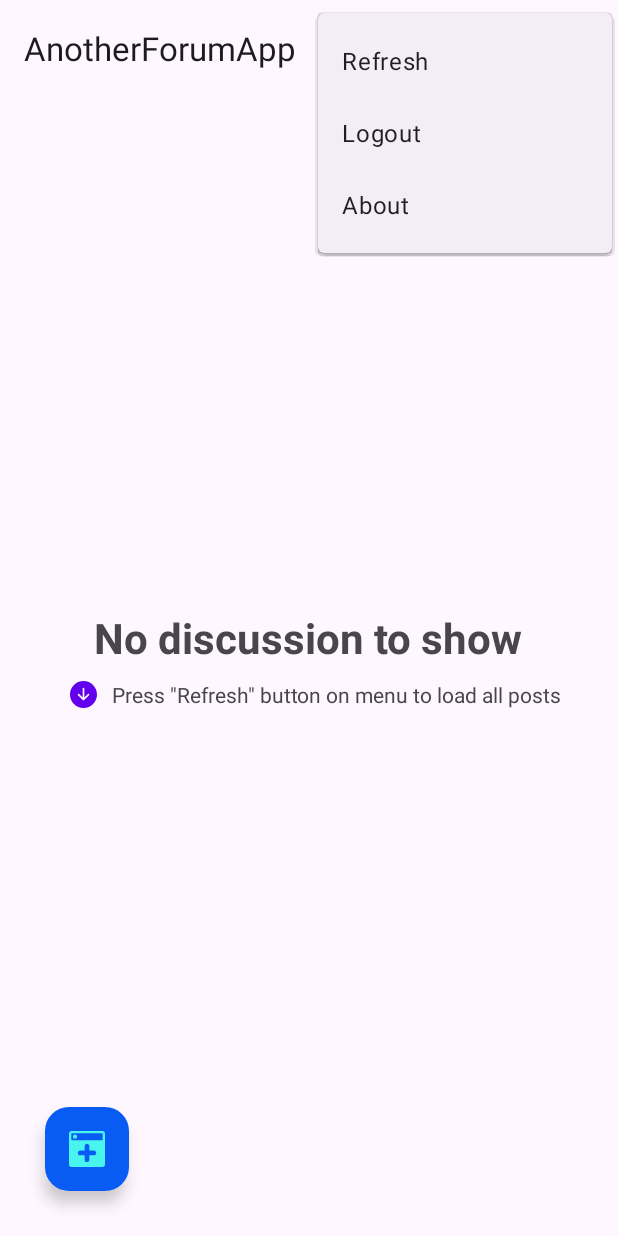
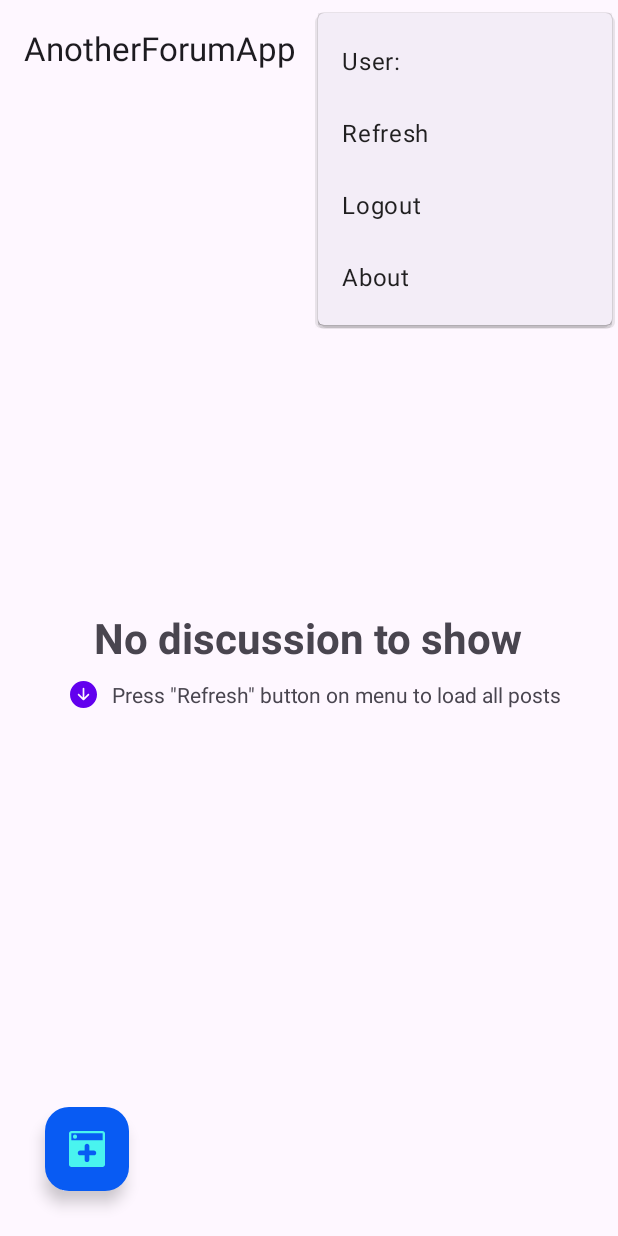
Before and after one commit to leodev8821/AFApp, an Android app: the PostsActivity screen opened directly, with no data from a screen before it, with the options menu open, on a phone screen of 412 x 824 dp. Run offline under Robolectric (Android 15) with nearby library versions, the phone set to English and light mode, and no system bars.

Commit message:
Minor fixes

```diff
--- a/app/src/main/java/com/example/afapp/activities/PostsActivity.kt
+++ b/app/src/main/java/com/example/afapp/activities/PostsActivity.kt
@@ -81,7 +81,7 @@ class PostsActivity : AppCompatActivity() {
         loggedEmail = session.getUserLoginEmail().toString()
 
         postList = postDAO.findAll()
-        adapter = PostAdapter(postList, loggedEmail,{
+        adapter = PostAdapter(postList,{
             onPostClickListener(it)
         }, {
             onReactFABListener(it)
@@ -351,14 +351,19 @@ class PostsActivity : AppCompatActivity() {
 
     // To listen the item selected in a menu
     override fun onOptionsItemSelected(item: MenuItem): Boolean {
-        val refreshOpt:Int = R.id.opt1
-        val logOutOpt:Int = R.id.opt2
-        val aboutOpt:Int = R.id.opt3
+        val loggedUser:Int = R.id.opt1
+        val refreshOpt:Int = R.id.opt2
+        val logOutOpt:Int = R.id.opt3
+        val aboutOpt:Int = R.id.opt4
 
         when (item.itemId){
             android.R.id.home -> {
                 finish()
                 return true
+            }
+            // Logged User
+            loggedUser ->{
+                Toast.makeText(this, getString(R.string.opt1, loggedEmail), Toast.LENGTH_LONG).show()
             }
             // Refresh option
             refreshOpt ->{
@@ -366,9 +371,10 @@ class PostsActivity : AppCompatActivity() {
                     // If DB is empty, fill with the data from API
                     if(postDAO.find(1) == null){
                         fetchData()
+                        Toast.makeText(this, R.string.updatingPostTM, Toast.LENGTH_LONG).show()
                     }
                     loadData()
-                    Toast.makeText(this, R.string.updatingPostTM, Toast.LENGTH_LONG).show()
+                    Toast.makeText(this, R.string.updatingRecyclerViewTM, Toast.LENGTH_LONG).show()
                 }
             }
             //Logout option
@@ -392,6 +398,10 @@ class PostsActivity : AppCompatActivity() {
 
     override fun onCreateOptionsMenu(menu: Menu?): Boolean {
         menuInflater.inflate(R.menu.main_menu, menu)
+        val userLogged = menu?.findItem(R.id.opt1)
+        if (userLogged != null) {
+            userLogged.title = getString(R.string.opt1, loggedEmail)
+        }
         return true
     }
 
--- a/app/src/main/java/com/example/afapp/adapters/PostAdapter.kt
+++ b/app/src/main/java/com/example/afapp/adapters/PostAdapter.kt
@@ -14,7 +14,6 @@ import com.example.afapp.databinding.ItemPostBinding
 
 class PostAdapter(
     private var items:List<Post> = listOf(),
-    private var user:String = "",
     val onPostClickListener:(position:Int) -> Unit,
     val onReactFABListener:(position:Int) -> Unit,
 
@@ -28,7 +27,7 @@ class PostAdapter(
     override fun getItemCount(): Int = items.size
 
     override fun onBindViewHolder( holder: PostViewHolder, position: Int) {
-        holder.render(items[position], user)
+        holder.render(items[position])
         holder.itemView.setOnClickListener {
             onPostClickListener(position)
         }
@@ -51,11 +50,10 @@ class PostViewHolder(
 
     fun render(
         post:Post,
-        userEmail:String,
     ){
         val redColor = Color.parseColor("#FF0000")
         val dateFormat = DateFormat.format("dd-MMMM-yyyy", post.date)
-        val userDAO:UserDAO = UserDAO(itemView.context)
+        val userDAO = UserDAO(itemView.context)
         val user: User? = userDAO.findById(post.userPost)
 
 
--- a/app/src/main/res/menu/main_menu.xml
+++ b/app/src/main/res/menu/main_menu.xml
@@ -17,4 +17,9 @@
         android:title="@string/opt3"
         app:showAsAction="never" />
 
+    <item
+        android:id="@+id/opt4"
+        android:title="@string/opt4"
+        app:showAsAction="never" />
+
 </menu>
--- a/app/src/main/res/values/strings.xml
+++ b/app/src/main/res/values/strings.xml
@@ -34,9 +34,10 @@
     <string name="tagsEditText">Tags</string>
 
     <!-- For Main_Menu -->
-    <string name="opt1">Refresh</string>
-    <string name="opt2">Logout</string>
-    <string name="opt3">About</string>
+    <string name="opt1">User: %s</string>
+    <string name="opt2">Refresh</string>
+    <string name="opt3">Logout</string>
+    <string name="opt4">About</string>
 
     <!-- For Toast Messages -->
     <string name="newPostTM">New post added!</string>
@@ -49,6 +50,7 @@
     <string name="errorPostTM">Post Error. This post doesn\'t exist!"</string>
     <string name="erasedPostTM">The post has been erased!"</string>
     <string name="updatingPostTM">Updating Database…"</string>
+    <string name="updatingRecyclerViewTM">Updating List of Post…</string>
     <string name="logoutPostTM">You have logged out"</string>
     <string name="toastAbout">Created by LeoDev </string>
     <string name="loginTM">Wrong data!</string>
```
Also changed, not shown: 1 other file.
